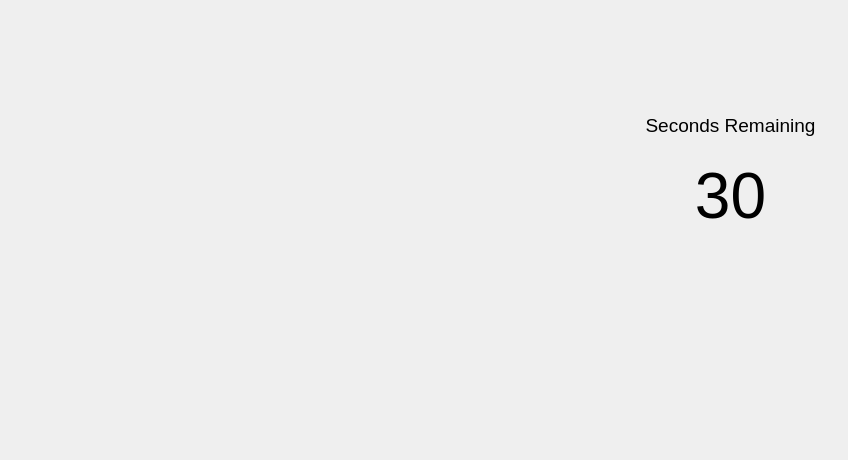
This is Key/frmselectlocks.ui in BuzzSiler/keycodebox-key as Qt 5 draws it before an edit. The edited form follows.
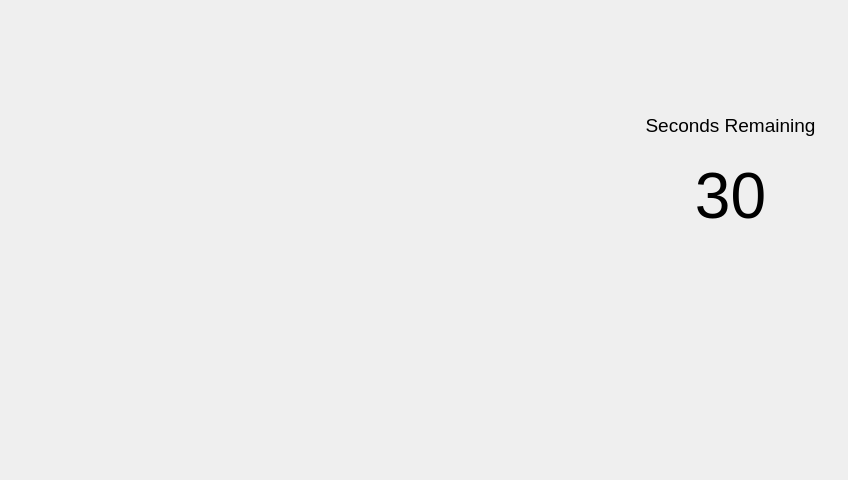
This is the edited form.

```diff
--- a/Key/frmselectlocks.ui
+++ b/Key/frmselectlocks.ui
@@ -10,7 +10,7 @@
     <x>0</x>
     <y>0</y>
     <width>848</width>
-    <height>460</height>
+    <height>480</height>
    </rect>
   </property>
   <property name="focusPolicy">
@@ -22,8 +22,8 @@
   <widget class="QWidget" name="verticalLayoutWidget">
    <property name="geometry">
     <rect>
-     <x>-1</x>
-     <y>-1</y>
+     <x>0</x>
+     <y>0</y>
      <width>851</width>
      <height>481</height>
     </rect>
```
